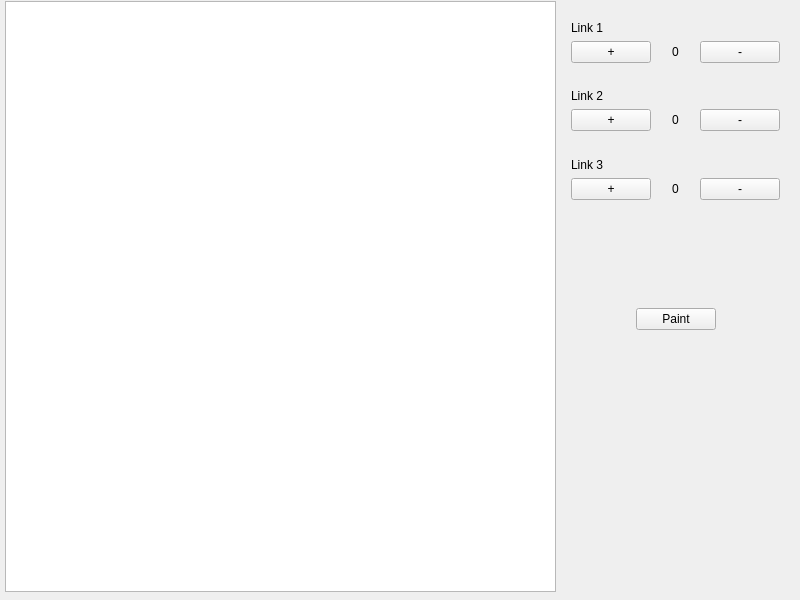
Qt form mainwindow.ui (MoffMade/CSCE462-PainterBot) before a commit.
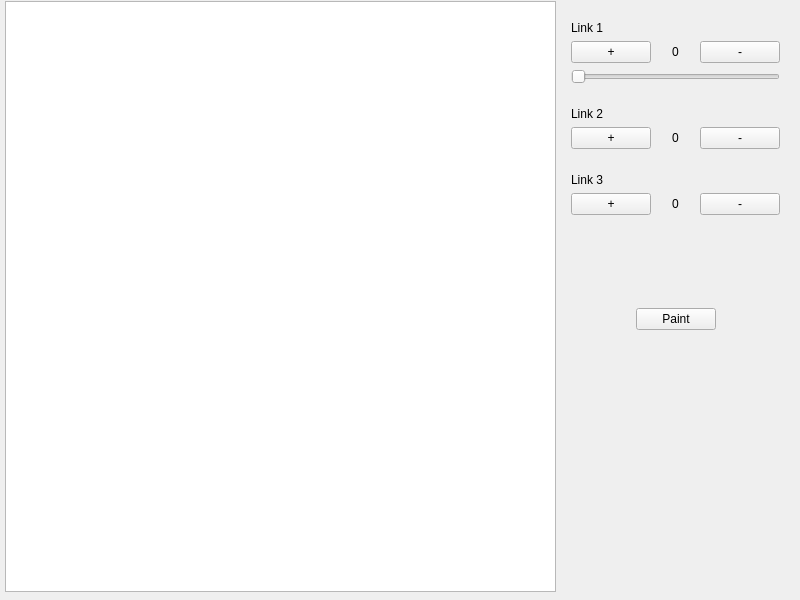
The same form after that commit.

Commit message: added slider for link 1

```diff
--- a/mainwindow.ui
+++ b/mainwindow.ui
@@ -59,6 +59,22 @@
        </item>
       </layout>
      </item>
+     <item>
+      <widget class="QSlider" name="horizontalSlider">
+       <property name="maximum">
+        <number>300</number>
+       </property>
+       <property name="orientation">
+        <enum>Qt::Horizontal</enum>
+       </property>
+       <property name="invertedAppearance">
+        <bool>false</bool>
+       </property>
+       <property name="invertedControls">
+        <bool>false</bool>
+       </property>
+      </widget>
+     </item>
      <item>
       <spacer name="verticalSpacer">
        <property name="orientation">
```
The commit also changes 2 other files.
